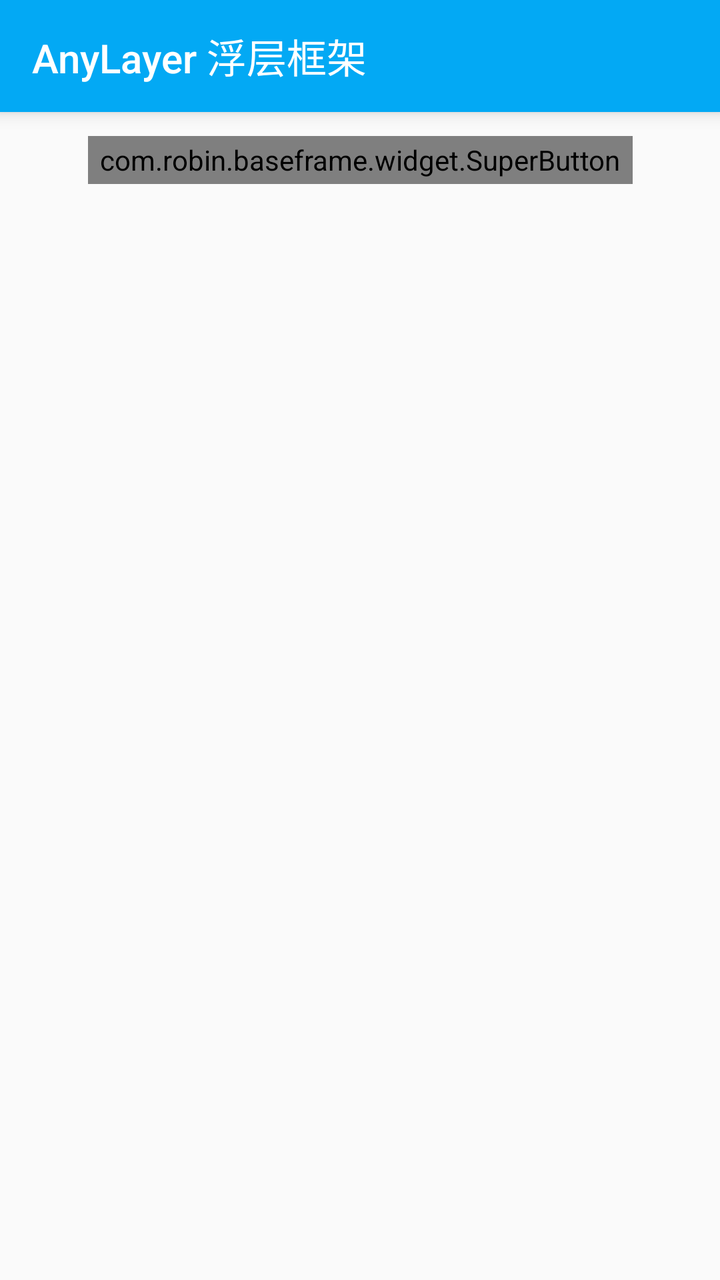
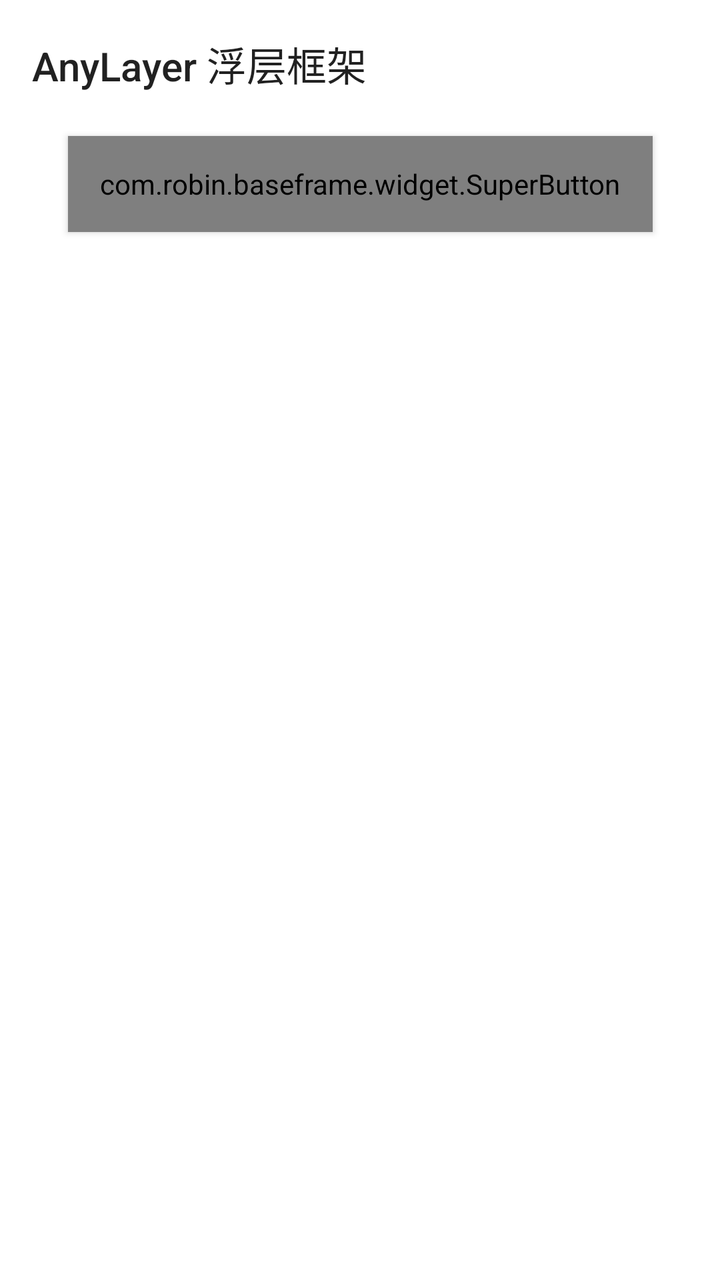

Before-and-after screenshots of an Android layout around one commit, followed by the original layout XML and the change that was made.
<!-- AndroidManifest.xml: application theme Theme.BaseFrame -->
<!-- res/layout/fragment_storage.xml -->
<?xml version="1.0" encoding="utf-8"?>
<androidx.constraintlayout.widget.ConstraintLayout xmlns:android="http://schemas.android.com/apk/res/android"
    xmlns:app="http://schemas.android.com/apk/res-auto"
    android:layout_width="match_parent"
    android:layout_height="match_parent">

    <androidx.appcompat.widget.Toolbar
        android:id="@+id/tool_bar"
        android:layout_width="match_parent"
        android:layout_height="wrap_content"
        android:background="@color/colorPrimary"
        android:elevation="5dp"
        android:theme="?attr/actionBarStyle"
        app:layout_constraintTop_toTopOf="parent"
        app:popupTheme="@style/AppTheme.PopupOverlay"
        app:title="AnyLayer 浮层框架"
        app:titleTextAppearance="@style/ToolbarTitle" />

    <com.robin.baseframe.widget.SuperButton
        android:id="@+id/bt_select"
        style="@style/CommonButton"
        android:layout_width="wrap_content"
        android:layout_height="24dp"
        android:layout_marginTop="12dp"
        android:text="Image Select"
        app:layout_constraintEnd_toEndOf="parent"
        app:layout_constraintStart_toStartOf="parent"
        app:layout_constraintTop_toBottomOf="@id/tool_bar" />

    <TextView
        android:id="@+id/tv_internal_storage"
        android:layout_width="wrap_content"
        android:layout_height="wrap_content"
        android:layout_marginStart="16dp"
        android:layout_marginTop="20dp"
        android:textColor="@color/black"
        app:layout_constraintStart_toStartOf="parent"
        app:layout_constraintTop_toBottomOf="@id/bt_select" />

    <TextView
        android:id="@+id/tv_external_storage"
        android:layout_width="wrap_content"
        android:layout_height="wrap_content"
        android:layout_marginStart="16dp"
        android:layout_marginTop="20dp"
        android:textColor="@color/black"
        app:layout_constraintStart_toStartOf="parent"
        app:layout_constraintTop_toBottomOf="@id/tv_internal_storage" />

</androidx.constraintlayout.widget.ConstraintLayout>
<!-- resources referenced by this layout -->
<resources>
  <color name="black">#FF000000</color>
  <color name="colorPrimary">#03A9F4</color>
  <style name="AppTheme.PopupOverlay" parent="ThemeOverlay.AppCompat.Light">
          <item name="overlapAnchor">false</item>
          <item name="colorAccent">@color/md_grey_900</item>
      </style>
  <style name="CommonButton" parent="android:Widget.Holo.Light.Button">
          <item name="android:paddingTop">2dp</item>
          <item name="android:paddingBottom">2dp</item>
          <item name="android:paddingStart">6dp</item>
          <item name="android:paddingEnd">6dp</item>
          <item name="android:textSize">14sp</item>
          <item name="android:textColor">@color/white</item>
          <item name="sSelectorNormalColor">@color/colorPrimary</item>
  
          <item name="sCornersRadius">4dp</item>
          <item name="sUseSelector">true</item>
      </style>
  <style name="ToolbarTitle" parent="@style/TextAppearance.Widget.AppCompat.Toolbar.Title">
          <item name="android:textSize">20sp</item>
          <item name="android:textColor">@color/white</item>
      </style>
  <style name="Theme.BaseFrame" parent="Theme.AppCompat.DayNight.NoActionBar">
          
          <item name="colorPrimary">@color/colorPrimary</item>
          <item name="colorPrimaryVariant">@color/colorPrimary</item>
          <item name="colorOnPrimary">@color/white</item>
          
          <item name="colorSecondary">@color/teal_200</item>
          <item name="colorSecondaryVariant">@color/teal_700</item>
          <item name="colorOnSecondary">@color/black</item>
          
          <item name="android:statusBarColor" tools:targetApi="l">?attr/colorPrimaryVariant</item>
          
      </style>
  <color name="md_grey_900">#212121</color>
  <color name="white">#FFFFFFFF</color>
  <color name="teal_200">#FF03DAC5</color>
  <color name="teal_700">#FF018786</color>
</resources>

<!-- the commit's change to res/layout/fragment_storage.xml (unified diff, before → after) -->
@@ -8,8 +8,8 @@
         android:id="@+id/tool_bar"
         android:layout_width="match_parent"
         android:layout_height="wrap_content"
-        android:background="@color/colorPrimary"
-        android:elevation="5dp"
+        android:background="@color/colorSurface"
+        android:elevation="0dp"
         android:theme="?attr/actionBarStyle"
         app:layout_constraintTop_toTopOf="parent"
         app:popupTheme="@style/AppTheme.PopupOverlay"
@@ -20,7 +20,7 @@
         android:id="@+id/bt_select"
         style="@style/CommonButton"
         android:layout_width="wrap_content"
-        android:layout_height="24dp"
+        android:layout_height="@dimen/min_touch_target"
         android:layout_marginTop="12dp"
         android:text="Image Select"
         app:layout_constraintEnd_toEndOf="parent"
<!-- resource entries referenced after the edit -->
@@ -1,31 +1,38 @@
 <!-- resources referenced by this layout -->
 <resources>
   <color name="black">#FF000000</color>
-  <color name="colorPrimary">#03A9F4</color>
+  <color name="colorSurface">#FFFFFFFF</color>
+  <dimen name="min_touch_target">48dp</dimen>
+  <color name="colorPrimary">#1565C0</color>
+  <color name="colorPrimaryVariant">#0D47A1</color>
+  <color name="md_light_disabled">#61000000</color>
+  <color name="colorOnSurface">#1B1D1F</color>
   <style name="AppTheme.PopupOverlay" parent="ThemeOverlay.AppCompat.Light">
           <item name="overlapAnchor">false</item>
           <item name="colorAccent">@color/md_grey_900</item>
       </style>
-  <style name="CommonButton" parent="android:Widget.Holo.Light.Button">
-          <item name="android:paddingTop">2dp</item>
-          <item name="android:paddingBottom">2dp</item>
-          <item name="android:paddingStart">6dp</item>
-          <item name="android:paddingEnd">6dp</item>
+  <style name="CommonButton" parent="Widget.AppCompat.Button">
+          <item name="android:minHeight">@dimen/min_touch_target</item>
+          <item name="android:paddingTop">@dimen/space_8</item>
+          <item name="android:paddingBottom">@dimen/space_8</item>
+          <item name="android:paddingStart">@dimen/space_16</item>
+          <item name="android:paddingEnd">@dimen/space_16</item>
           <item name="android:textSize">14sp</item>
-          <item name="android:textColor">@color/white</item>
+          <item name="android:textColor">@color/colorOnPrimary</item>
           <item name="sSelectorNormalColor">@color/colorPrimary</item>
-  
-          <item name="sCornersRadius">4dp</item>
+          <item name="sSelectorPressedColor">@color/colorPrimaryVariant</item>
+          <item name="sSelectorDisableColor">@color/md_light_disabled</item>
+          <item name="sCornersRadius">8dp</item>
           <item name="sUseSelector">true</item>
       </style>
   <style name="ToolbarTitle" parent="@style/TextAppearance.Widget.AppCompat.Toolbar.Title">
           <item name="android:textSize">20sp</item>
-          <item name="android:textColor">@color/white</item>
+          <item name="android:textColor">@color/colorOnSurface</item>
       </style>
-  <style name="Theme.BaseFrame" parent="Theme.AppCompat.DayNight.NoActionBar">
+  <style name="Theme.BaseFrame" parent="Theme.MaterialComponents.DayNight.NoActionBar">
           
           <item name="colorPrimary">@color/colorPrimary</item>
-          <item name="colorPrimaryVariant">@color/colorPrimary</item>
+          <item name="colorPrimaryVariant">@color/colorPrimaryVariant</item>
           <item name="colorOnPrimary">@color/white</item>
           
           <item name="colorSecondary">@color/teal_200</item>
@@ -36,6 +43,9 @@
           
       </style>
   <color name="md_grey_900">#212121</color>
+  <dimen name="space_8">8dp</dimen>
+  <dimen name="space_16">16dp</dimen>
+  <color name="colorOnPrimary">#FFFFFFFF</color>
   <color name="white">#FFFFFFFF</color>
   <color name="teal_200">#FF03DAC5</color>
   <color name="teal_700">#FF018786</color>
